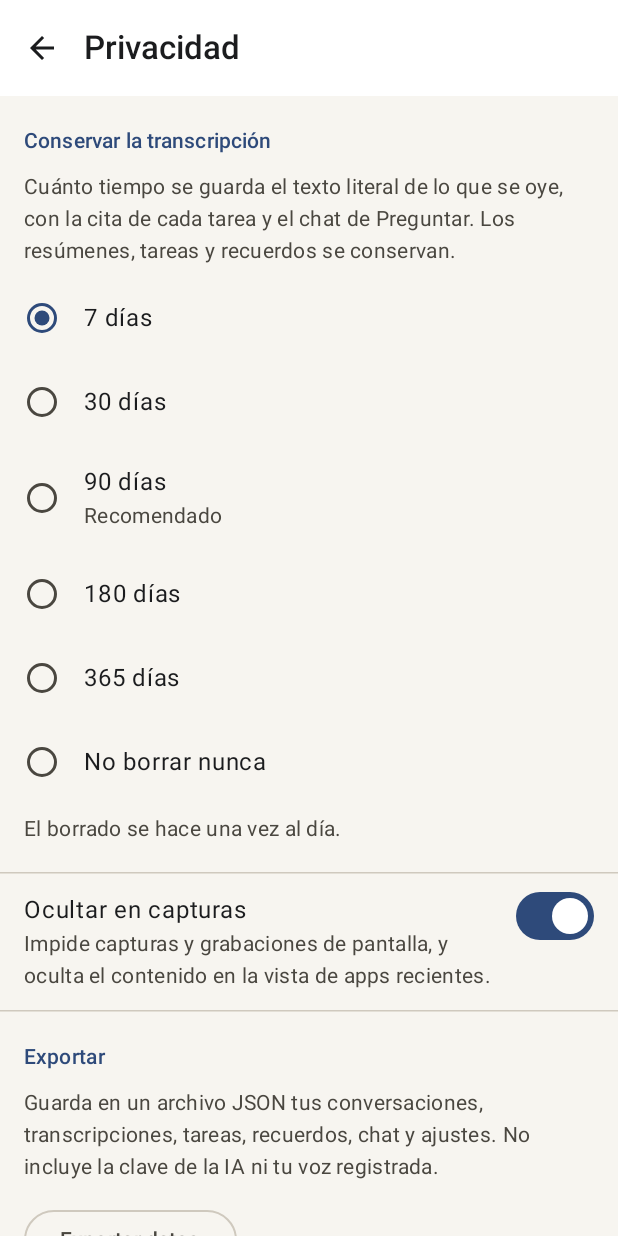
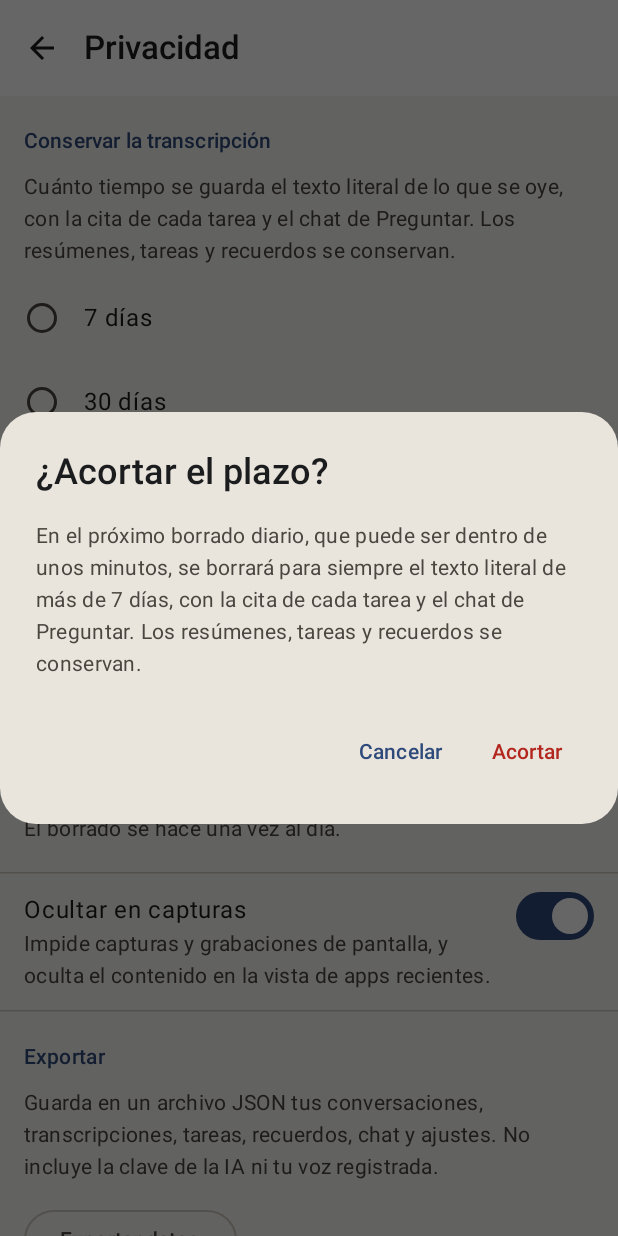
Before and after one commit to aguilera128/mysone, an Android app built with Jetpack Compose: the composable SettingsPrivacyScreen shown on its own in the app's theme, after a tap on an icon or button, on a phone screen of 412 x 824 dp. Run offline under Robolectric (Android 15) with nearby library versions, the phone set to English and light mode, and no system bars; libraries missing offline, so code that uses them is left out: io.sentry, io.sentry.android; 4 statements that could not run were skipped.

Commit message:
fix(ajustes): acortar la retención pide confirmación antes de borrar

```diff
--- a/app/src/main/java/dev/javieraguilera/mysone/ui/settings/SettingsPrivacyScreen.kt
+++ b/app/src/main/java/dev/javieraguilera/mysone/ui/settings/SettingsPrivacyScreen.kt
@@ -109,6 +109,9 @@ private fun ListeningStatus.isActive() =
 /** Días de retención de la transcripción literal; 0 = no borrar. */
 private val RETENTION_OPTIONS = listOf(7, 30, 90, 180, 365, 0)
 
+/** Pasar de [current] a [days] borra en la próxima pasada lo que el plazo de antes guardaba: se confirma. */
+internal fun shortensRetention(current: Int, days: Int) = days != 0 && (current == 0 || days < current)
+
 private const val STEP_NONE = 0
 private const val STEP_FIRST = 1
 private const val STEP_SECOND = 2
@@ -148,6 +151,7 @@ private fun SettingsPrivacyContent(
 ) {
     var exportNotice by rememberSaveable { mutableStateOf(false) }
     var deleteStep by rememberSaveable { mutableIntStateOf(STEP_NONE) }
+    var pendingRetention by rememberSaveable { mutableStateOf<Int?>(null) }
     val snackbar = remember { SnackbarHostState() }
     val text = message?.let { stringResource(it) }
     LaunchedEffect(text) {
@@ -170,7 +174,13 @@ private fun SettingsPrivacyContent(
                         title = if (days == 0) stringResource(R.string.privacy_retention_never) else stringResource(R.string.privacy_retention_days, days),
                         summary = if (days == 90) stringResource(R.string.privacy_retention_default) else null,
                         selected = settings.retentionDays == days,
-                        onClick = { onUpdate { it.copy(retentionDays = days) } },
+                        onClick = {
+                            if (shortensRetention(settings.retentionDays, days)) {
+                                pendingRetention = days
+                            } else {
+                                onUpdate { it.copy(retentionDays = days) }
+                            }
+                        },
                     )
                 }
             }
@@ -220,6 +230,20 @@ private fun SettingsPrivacyContent(
             onDismiss = { exportNotice = false },
         )
     }
+    // Acortar el plazo borra casi lo mismo que «Borrar todo» con un toque, y puede ser dentro de minutos.
+    pendingRetention?.let { days ->
+        ConfirmDialog(
+            title = stringResource(R.string.privacy_retention_confirm_title),
+            message = stringResource(R.string.privacy_retention_confirm_message, days),
+            confirmLabel = stringResource(R.string.privacy_retention_confirm),
+            onConfirm = {
+                pendingRetention = null
+                onUpdate { it.copy(retentionDays = days) }
+            },
+            onDismiss = { pendingRetention = null },
+            destructive = true,
+        )
+    }
     // Doble confirmación: la primera explica qué se borra; la segunda recuerda que no hay vuelta atrás.
     when (deleteStep) {
         STEP_FIRST -> ConfirmDialog(
--- a/app/src/main/res/values/strings_ui_b.xml
+++ b/app/src/main/res/values/strings_ui_b.xml
@@ -259,6 +259,9 @@
     <string name="privacy_retention_never">No borrar nunca</string>
     <string name="privacy_retention_default">Recomendado</string>
     <string name="privacy_retention_note">El borrado se hace una vez al día.</string>
+    <string name="privacy_retention_confirm_title">¿Acortar el plazo?</string>
+    <string name="privacy_retention_confirm_message">En el próximo borrado diario, que puede ser dentro de unos minutos, se borrará para siempre el texto literal de más de %1$d días, con la cita de cada tarea y el chat de Preguntar. Los resúmenes, tareas y recuerdos se conservan.</string>
+    <string name="privacy_retention_confirm">Acortar</string>
     <string name="privacy_secure_screen">Ocultar en capturas</string>
     <string name="privacy_secure_screen_desc">Impide capturas y grabaciones de pantalla, y oculta el contenido en la vista de apps recientes.</string>
     <string name="privacy_section_export">Exportar</string>
```
Also changed, not shown: 2 other files.
